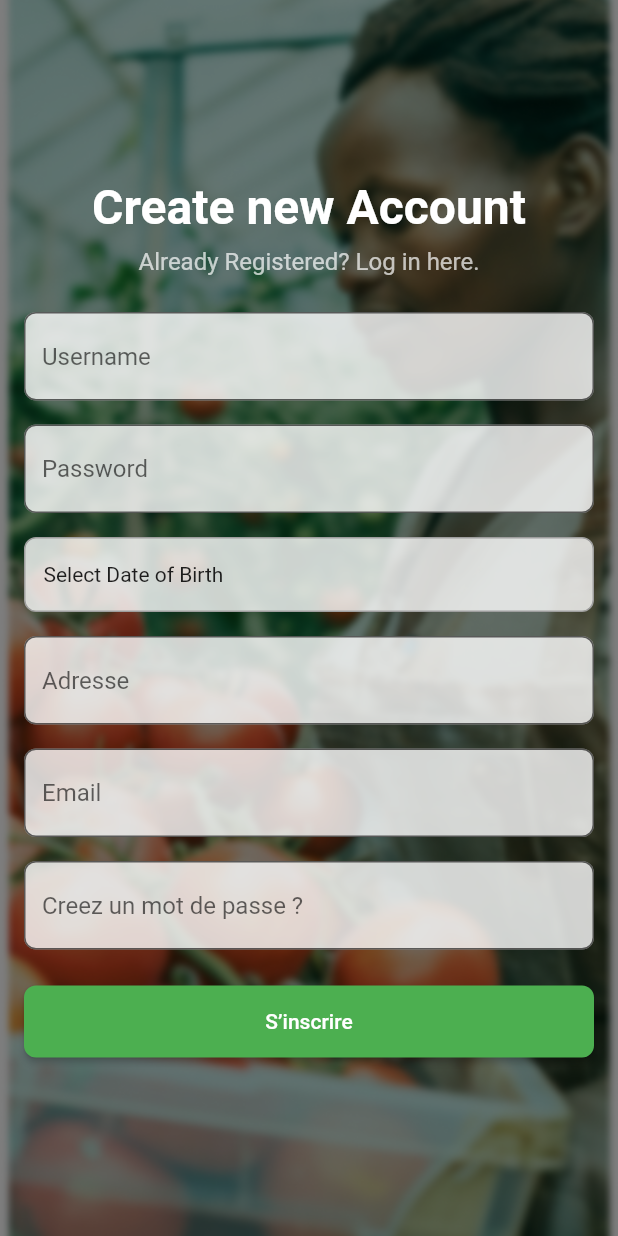
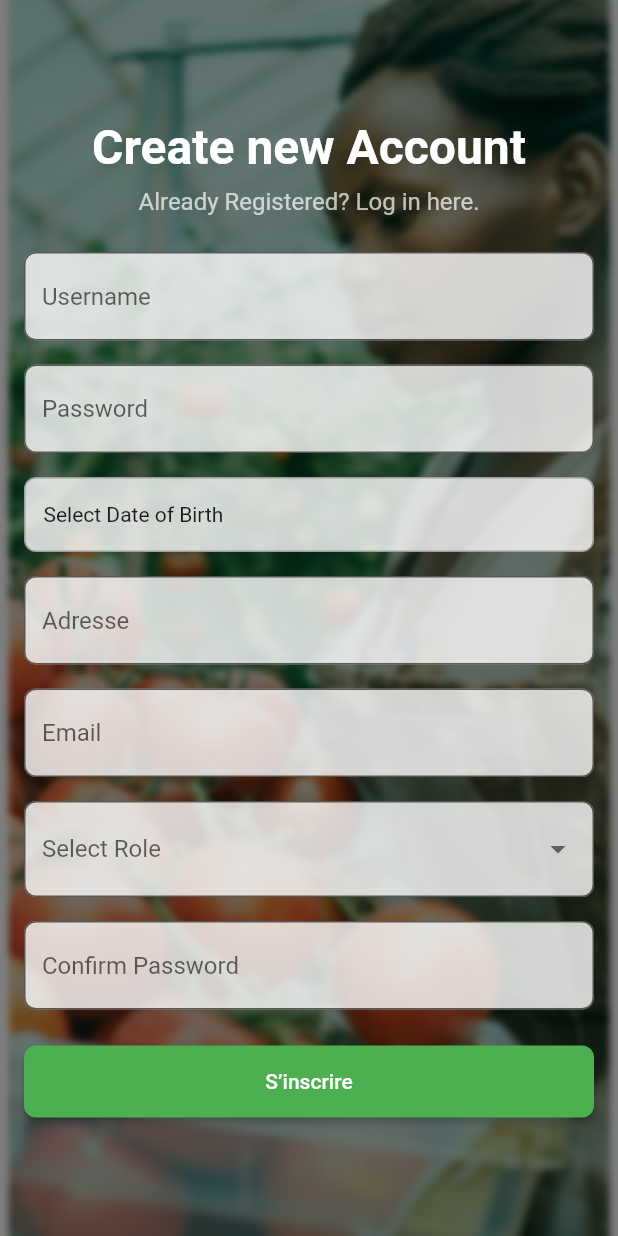
Before and after one commit to Bakarseck/ndugu_app, a Flutter app: the RegisterScreen screen opened by its route, on a phone screen of 412 x 824 dp. Run offline on Flutter 3.47's test engine with Material 2 defaults, Android fonts, the light colour scheme and no system bars; our stand-ins replace shared_preferences; accounts and stored records are empty.

Commit message:
add_role

```diff
--- a/frontend/ndugu_app/lib/screens/register_screen.dart
+++ b/frontend/ndugu_app/lib/screens/register_screen.dart
@@ -1,6 +1,7 @@
 import 'package:flutter/material.dart';
 import 'package:http/http.dart' as http;
 import 'dart:convert';
+import 'package:shared_preferences/shared_preferences.dart';
 
 class RegisterScreen extends StatefulWidget {
   const RegisterScreen({super.key});
@@ -16,8 +17,9 @@ class _RegisterScreenState extends State<RegisterScreen> {
   final _addressController = TextEditingController();
   final _emailController = TextEditingController();
   final _confirmPasswordController = TextEditingController();
-  DateTime? _selectedDate; // Stockage de la date sélectionnée
+  DateTime? _selectedDate;
   bool _isLoading = false;
+  String? _selectedRole; // To store selected role
 
   Future<void> _register() async {
     setState(() {
@@ -38,11 +40,21 @@ class _RegisterScreenState extends State<RegisterScreen> {
           'address': _addressController.text,
           'email': _emailController.text,
           'confirmPassword': _confirmPasswordController.text,
+          'role': _selectedRole ?? '',
         }),
       );
 
       if (response.statusCode == 200) {
         final data = jsonDecode(response.body);
+
+        final String jwt = data['token'];
+
+        final prefs = await SharedPreferences.getInstance();
+        await prefs.setString('jwt', jwt);
+
+        // ignore: use_build_context_synchronously
+        Navigator.pushReplacementNamed(context, '/home');
+
         // ignore: use_build_context_synchronously
         Navigator.pushReplacementNamed(context, '/login');
       } else {
@@ -118,7 +130,6 @@ class _RegisterScreenState extends State<RegisterScreen> {
                       ),
                     ),
                     const SizedBox(height: 24),
-                    // Username
                     TextField(
                       controller: _usernameController,
                       decoration: InputDecoration(
@@ -131,7 +142,6 @@ class _RegisterScreenState extends State<RegisterScreen> {
                       ),
                     ),
                     const SizedBox(height: 16),
-                    // Password
                     TextField(
                       controller: _passwordController,
                       obscureText: true,
@@ -145,7 +155,6 @@ class _RegisterScreenState extends State<RegisterScreen> {
                       ),
                     ),
                     const SizedBox(height: 16),
-                    // Date of Birth (Picker)
                     GestureDetector(
                       onTap: () => _selectDate(context),
                       child: Container(
@@ -169,7 +178,6 @@ class _RegisterScreenState extends State<RegisterScreen> {
                       ),
                     ),
                     const SizedBox(height: 16),
-                    // Adresse
                     TextField(
                       controller: _addressController,
                       decoration: InputDecoration(
@@ -182,7 +190,6 @@ class _RegisterScreenState extends State<RegisterScreen> {
                       ),
                     ),
                     const SizedBox(height: 16),
-                    // Email
                     TextField(
                       controller: _emailController,
                       decoration: InputDecoration(
@@ -195,14 +202,37 @@ class _RegisterScreenState extends State<RegisterScreen> {
                       ),
                     ),
                     const SizedBox(height: 16),
-                    // Confirm Password
+                    DropdownButtonFormField<String>(
+                      value: _selectedRole,
+                      decoration: InputDecoration(
+                        filled: true,
+                        fillColor: Colors.white.withOpacity(0.8),
+                        border: OutlineInputBorder(
+                          borderRadius: BorderRadius.circular(8),
+                        ),
+                      ),
+                      hint: const Text("Select Role"),
+                      onChanged: (String? newValue) {
+                        setState(() {
+                          _selectedRole = newValue;
+                        });
+                      },
+                      items: <String>['Client', 'Producteur']
+                          .map<DropdownMenuItem<String>>((String value) {
+                        return DropdownMenuItem<String>(
+                          value: value,
+                          child: Text(value),
+                        );
+                      }).toList(),
+                    ),
+                    const SizedBox(height: 16),
                     TextField(
                       controller: _confirmPasswordController,
                       obscureText: true,
                       decoration: InputDecoration(
                         filled: true,
                         fillColor: Colors.white.withOpacity(0.8),
-                        hintText: 'Creez un mot de passe ?',
+                        hintText: 'Confirm Password',
                         border: OutlineInputBorder(
                           borderRadius: BorderRadius.circular(8),
                         ),
```
Also changed, not shown: 1 other file.
